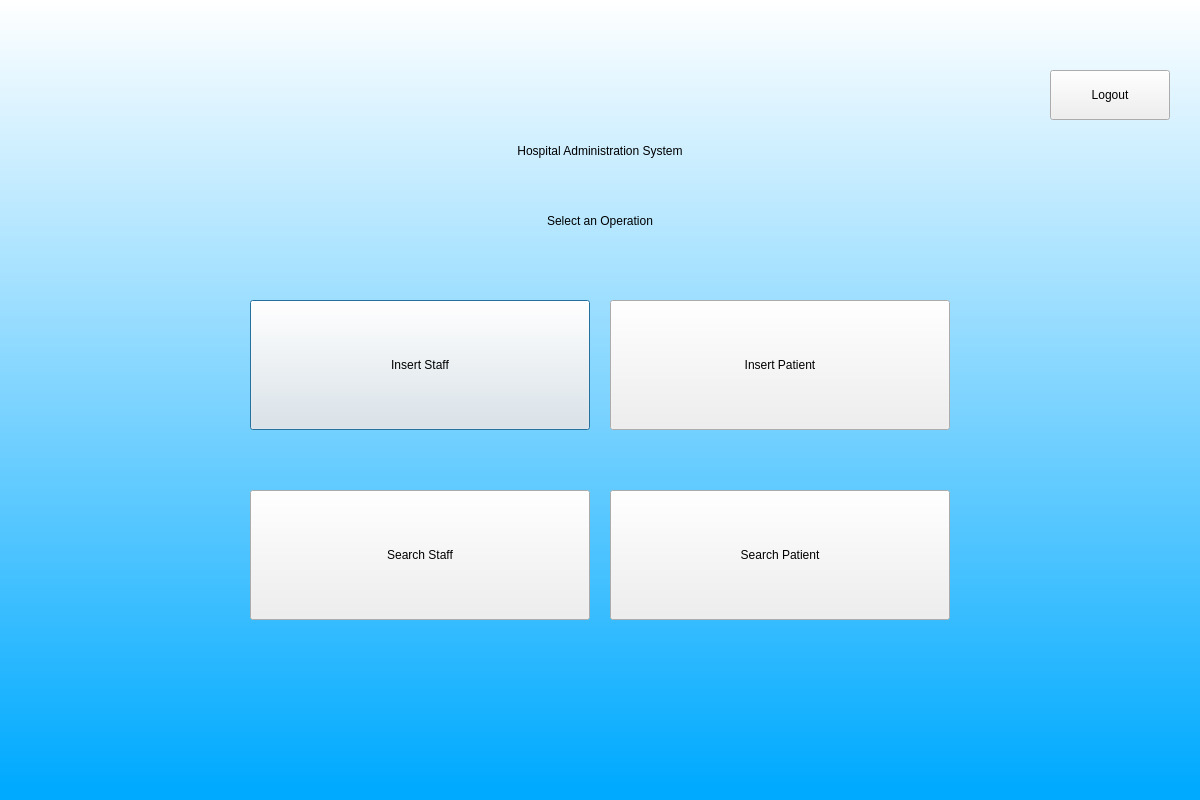
This is admin.ui in AlexHarbaugh1/CS499 as Qt 5 draws it before an edit. The edited form follows.
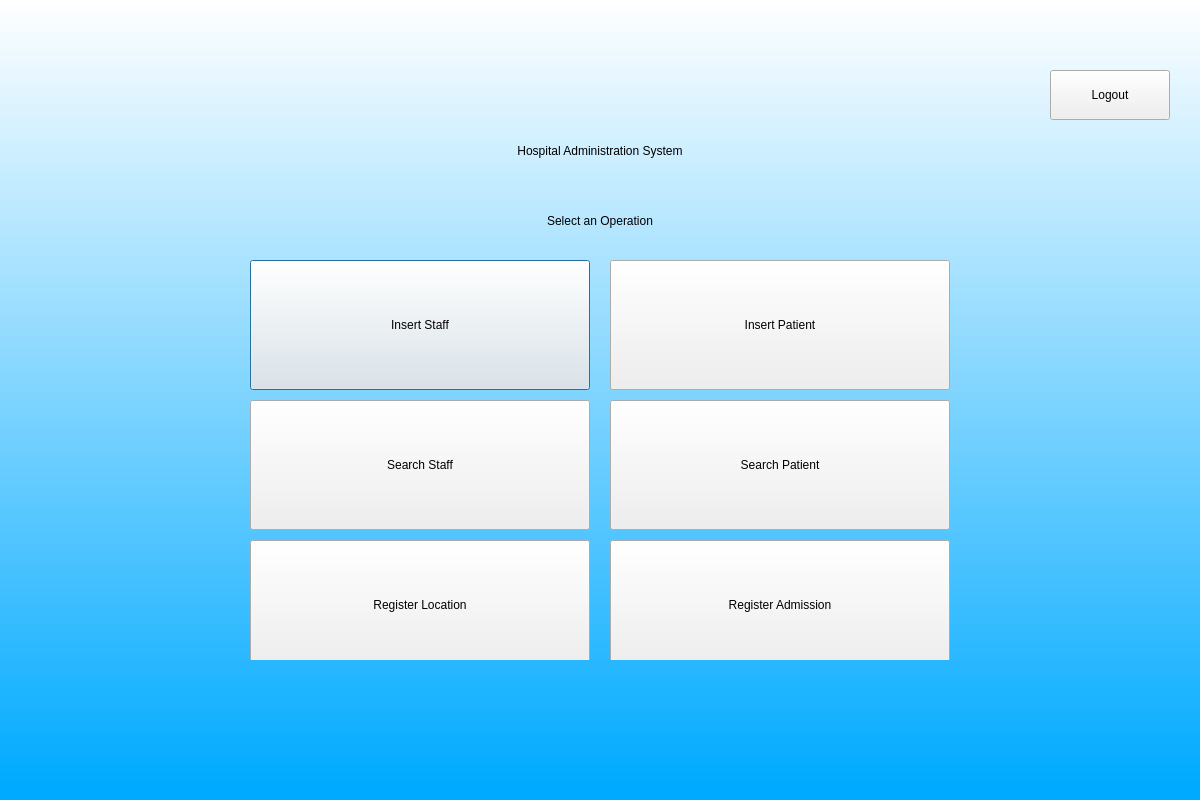
This is the edited form.

Commit message: Added More Buttons to admin

Diff of the .ui file:
```diff
--- a/admin.ui
+++ b/admin.ui
@@ -141,6 +141,38 @@
        </property>
       </widget>
      </item>
+     <item row="2" column="0">
+      <widget class="QPushButton" name="regLocation">
+       <property name="minimumSize">
+        <size>
+         <width>280</width>
+         <height>130</height>
+        </size>
+       </property>
+       <property name="styleSheet">
+        <string notr="true">font: 75 14pt &quot;MS Shell Dlg 2&quot;;</string>
+       </property>
+       <property name="text">
+        <string>Register Location</string>
+       </property>
+      </widget>
+     </item>
+     <item row="2" column="1">
+      <widget class="QPushButton" name="regAdmission">
+       <property name="minimumSize">
+        <size>
+         <width>280</width>
+         <height>130</height>
+        </size>
+       </property>
+       <property name="styleSheet">
+        <string notr="true">font: 75 14pt &quot;MS Shell Dlg 2&quot;;</string>
+       </property>
+       <property name="text">
+        <string>Register Admission</string>
+       </property>
+      </widget>
+     </item>
     </layout>
    </widget>
    <widget class="QPushButton" name="logout">
```
The commit also changes 1 other file.
